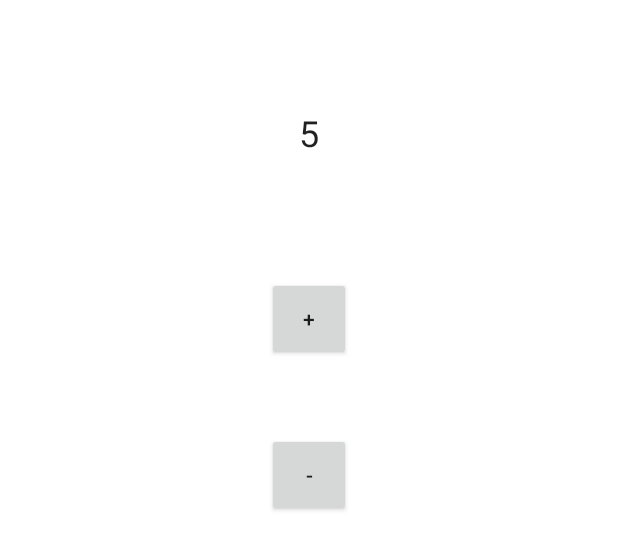
After one commit to imGurpreetSK/MobiusExamples, an Android app: the layout counter_fragment.xml on its own in the app's theme, with its tools: preview values and no code run, on a phone screen of 412 x 824 dp. The commit adds this screen. Shown: the top 550 px of the screen. Run offline under Robolectric (Android 15) with nearby library versions, the phone set to English and light mode, and no system bars.

Commit message:
Counter example - Mobius

```diff
--- a/app/src/main/java/com/example/mobiusdemo/MainActivity.kt
+++ b/app/src/main/java/com/example/mobiusdemo/MainActivity.kt
@@ -2,6 +2,7 @@ package com.example.mobiusdemo
 
 import androidx.appcompat.app.AppCompatActivity
 import android.os.Bundle
+import com.example.mobiusdemo.counter.CounterFragment
 import com.example.mobiusdemo.stranger.StrangerFragment
 import dagger.hilt.android.AndroidEntryPoint
 
@@ -13,7 +14,7 @@ class MainActivity : AppCompatActivity() {
         setContentView(R.layout.activity_main)
 
         supportFragmentManager.beginTransaction()
-            .add(R.id.fragment_container, StrangerFragment(), "fragment")
+            .add(R.id.fragment_container, CounterFragment(), "fragment")
             .commit()
     }
 }
--- /dev/null
+++ b/app/src/main/java/com/example/mobiusdemo/counter/CounterEffect.kt
@@ -0,0 +1,5 @@
+package com.example.mobiusdemo.counter
+
+sealed class CounterEffect
+
+object ZeroCount : CounterEffect()
--- /dev/null
+++ b/app/src/main/java/com/example/mobiusdemo/counter/CounterEvent.kt
@@ -0,0 +1,6 @@
+package com.example.mobiusdemo.counter
+
+sealed class CounterEvent
+
+object Increment : CounterEvent()
+object Decrement : CounterEvent()
--- /dev/null
+++ b/app/src/main/java/com/example/mobiusdemo/counter/CounterView.kt
@@ -0,0 +1,5 @@
+package com.example.mobiusdemo.counter
+
+interface CounterView {
+    fun updateCount(count: Int)
+}
--- /dev/null
+++ b/app/src/main/res/layout/counter_fragment.xml
@@ -0,0 +1,40 @@
+<?xml version="1.0" encoding="utf-8"?>
+<LinearLayout xmlns:android="http://schemas.android.com/apk/res/android"
+    xmlns:tools="http://schemas.android.com/tools"
+    android:layout_width="match_parent"
+    android:layout_height="match_parent"
+    android:background="@color/white"
+    android:orientation="vertical">
+
+    <androidx.appcompat.widget.AppCompatTextView
+        android:id="@+id/count_text_view"
+        android:layout_width="wrap_content"
+        android:layout_height="wrap_content"
+        android:layout_gravity="center"
+        android:layout_marginTop="72dp"
+        android:layout_marginBottom="56dp"
+        android:textAppearance="@style/TextAppearance.AppCompat.Headline"
+        tools:text="5" />
+
+    <androidx.appcompat.widget.AppCompatButton
+        android:id="@+id/increment_button"
+        android:layout_width="wrap_content"
+        android:layout_height="wrap_content"
+        android:layout_gravity="center"
+        android:layout_margin="24dp"
+        android:gravity="center"
+        android:minWidth="56dp"
+        android:minHeight="56dp"
+        android:text="+" />
+
+    <androidx.appcompat.widget.AppCompatButton
+        android:id="@+id/decrement_button"
+        android:layout_width="wrap_content"
+        android:layout_height="wrap_content"
+        android:layout_gravity="center"
+        android:layout_margin="24dp"
+        android:gravity="center"
+        android:minWidth="56dp"
+        android:minHeight="56dp"
+        android:text="-" />
+</LinearLayout>
```
Also changed, not shown: app/src/main/java/com/example/mobiusdemo/counter/CounterEffectHandler.kt (added, +29 -0 lines), app/src/main/java/com/example/mobiusdemo/counter/CounterFragment.kt (added, +65 -0 lines), app/src/main/java/com/example/mobiusdemo/counter/CounterModel.kt (added, +9 -0 lines), app/src/main/java/com/example/mobiusdemo/counter/CounterUpdate.kt (added, +28 -0 lines), app/src/main/java/com/example/mobiusdemo/counter/CounterViewRenderer.kt (added, +12 -0 lines).
